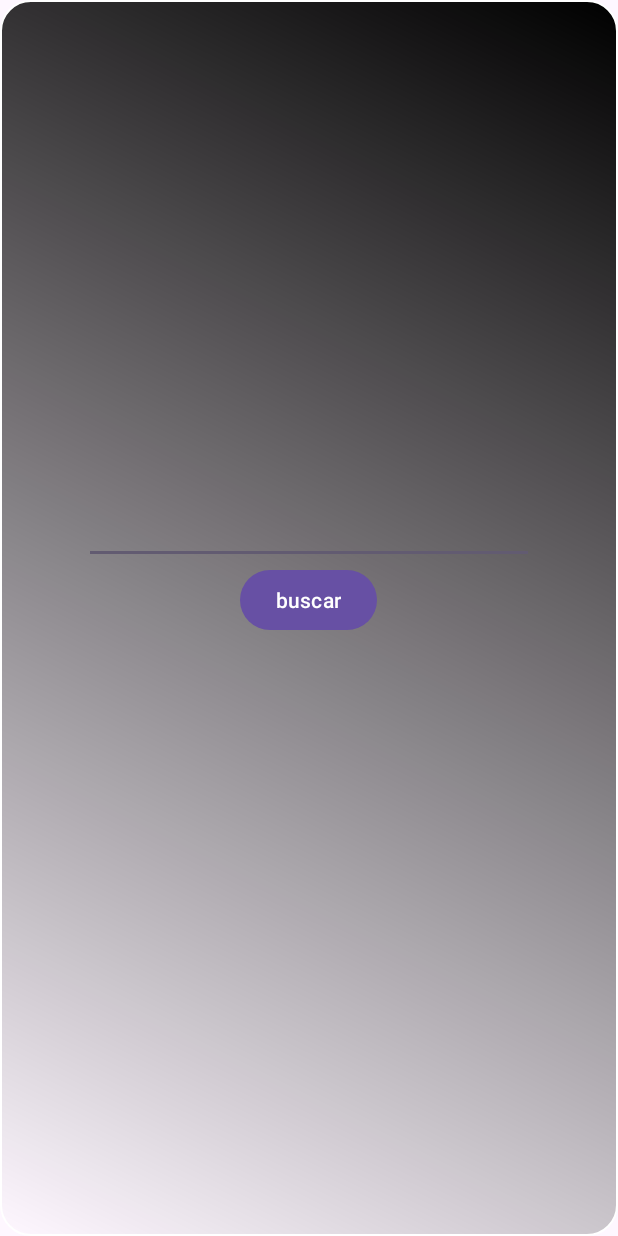
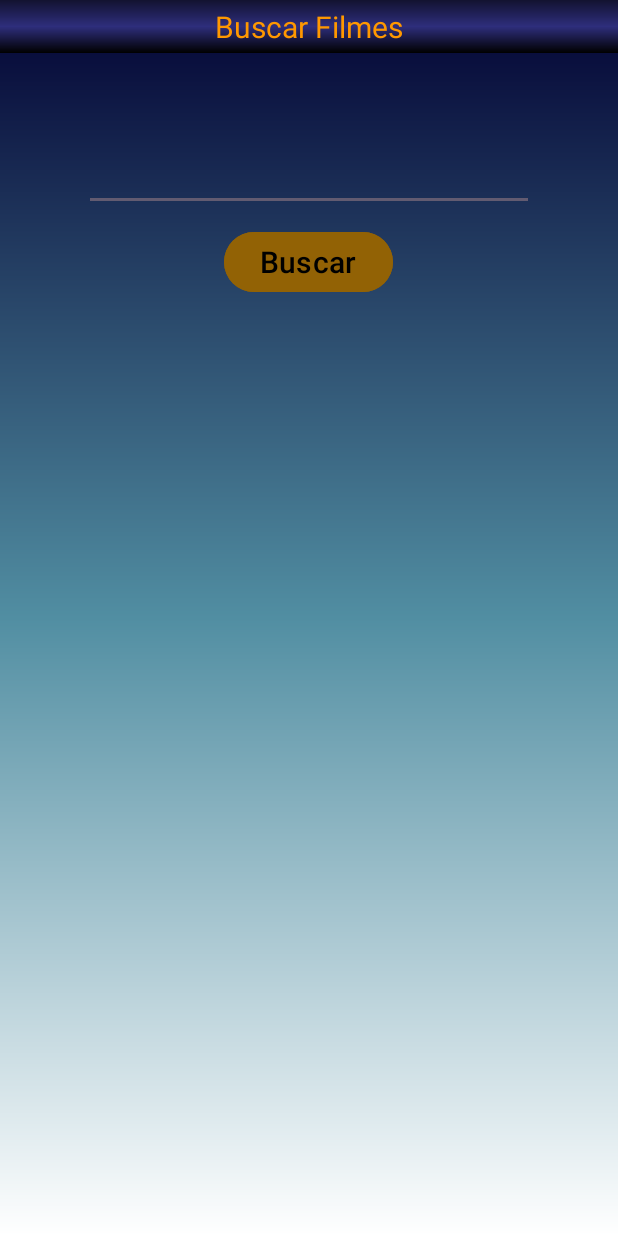
Before and after one commit to saviokane/Project_Movie, an Android app: the FilmesSearchMainActivity screen opened directly, with no data from a screen before it, on a phone screen of 412 x 824 dp. Run offline under Robolectric (Android 15) with nearby library versions, the phone set to English and light mode, and no system bars; 2 statements that could not run were skipped.

Commit message:
alteracao de algumas coisas

```diff
--- a/app/build.gradle.kts
+++ b/app/build.gradle.kts
@@ -15,6 +15,7 @@ android {
         minSdk = 19
         targetSdk = 33
         versionCode = 1
+        multiDexEnabled = true
         versionName = "1.0"
 
         testInstrumentationRunner = "androidx.test.runner.AndroidJUnitRunner"
@@ -46,7 +47,6 @@ dependencies {
     implementation("com.google.firebase:firebase-auth-ktx")
     implementation(platform("com.google.firebase:firebase-bom:32.3.1"))
     implementation ("com.google.firebase:firebase-firestore-ktx")
-
     implementation ("com.github.bumptech.glide:glide:4.12.0")
     annotationProcessor ("com.github.bumptech.glide:compiler:4.12.0")
     implementation("androidx.core:core-ktx:1.9.0")
--- /dev/null
+++ b/app/src/main/res/drawable/search.xml
@@ -0,0 +1,8 @@
+<?xml version="1.0" encoding="utf-8"?>
+<shape xmlns:android="http://schemas.android.com/apk/res/android">
+    <gradient
+            android:startColor="#020233"
+            android:centerColor="#518EA2"
+            android:endColor="@color/white"
+            android:angle="230"></gradient>
+</shape>
--- a/app/src/main/res/layout/activity_filmes_search_main.xml
+++ b/app/src/main/res/layout/activity_filmes_search_main.xml
@@ -6,28 +6,52 @@
         android:layout_width="match_parent"
         android:layout_height="match_parent"
         android:orientation="vertical"
-        android:background="@drawable/button"
-        android:gravity="center"
+        android:background="@drawable/search"
         tools:context="com.maxpayneman.project_movie.View.FilmesSearchMainActivity">
 
+    <LinearLayout
+            android:layout_width="match_parent"
+            android:layout_height="wrap_content"
+            android:layout_gravity="center"
+            android:gravity="start">
+    <TextView
+            android:id="@+id/textView"
+            android:layout_width="match_parent"
+            android:layout_height="35dp"
+            android:text="Buscar Filmes"
+            android:textSize="20dp"
+            android:gravity="center"
+            android:textColor="#FF9800"
+            android:background="@drawable/background"
+            android:layout_marginTop="0dp"
+    >
+
+    </TextView>
+
+    </LinearLayout>
     <EditText
             android:id="@+id/edit_filme_name"
             android:layout_marginTop="50dp"
             android:layout_width="300dp"
+            android:textColor="#D38000"
+            android:layout_gravity="center"
+            android:gravity="center"
+            android:textSize="25dp"
             android:layout_height="wrap_content"/>
 
     <Button
+
             android:id="@+id/buscar_filme"
             android:layout_width="wrap_content"
             android:layout_height="wrap_content"
-    android:text="buscar">
-
-    </Button>
-
-    <TextView
-            android:id="@+id/textview"
-            android:layout_width="wrap_content"
-            android:layout_height="wrap_content"/>
+            android:gravity="center"
+            android:layout_gravity="center"
+            android:text="Buscar"
+            android:textColor="@color/black"
+            android:layout_marginTop="10dp"
+            android:textSize="20dp"
+            android:backgroundTint="#926205"
+            />
 
     <LinearLayout
             android:layout_width="wrap_content"
@@ -37,7 +61,6 @@
                 android:id="@+id/imgview"
                 android:layout_width="wrap_content"
                 android:layout_height="wrap_content"
-
                    ></ImageView>
 
         <ListView
@@ -57,7 +80,9 @@
                 android:id="@+id/imagem_filme"
                 android:layout_width="100dp"
                 android:layout_height="100dp"
-                android:scaleType="centerCrop" />
+                android:scaleType="centerCrop"
+
+        />
 
     </LinearLayout>
 
--- a/app/src/main/res/layout/activity_logado_main2.xml
+++ b/app/src/main/res/layout/activity_logado_main2.xml
@@ -6,15 +6,14 @@
     android:layout_height="match_parent"
     android:orientation="vertical"
     android:gravity="center"
-    android:background="@color/black"
-    android:backgroundTint="#59153A"
+    android:background="@drawable/background"
     tools:context="com.maxpayneman.project_movie.View.LogadoMainActivity2">
 
     <TextView
         android:layout_width="wrap_content"
         android:layout_height="wrap_content"
         android:textSize="30dp"
-        android:textColor="#BECC00"
+        android:textColor="#FF6700"
         android:text="==Logado com sucesso=="
         ></TextView>
 
--- a/app/src/main/res/layout/activity_main.xml
+++ b/app/src/main/res/layout/activity_main.xml
@@ -18,10 +18,10 @@
 
 
     <EditText
-        android:id="@+id/user"
+        android:id="@+id/email"
         style="@style/edit_text"
         android:drawableRight="@drawable/ic_user"
-        android:hint="Usuario">
+        android:hint="E-mail">
 
     </EditText>
 
--- a/app/src/main/res/values/colors.xml
+++ b/app/src/main/res/values/colors.xml
@@ -7,4 +7,5 @@
     <color name="blue">#2e2e7c</color>
     <color name="light_blue">#ADD8E6</color>
     <color name="dark_blue">#000080</color>
+    <color name="red">#FF0000</color>
 </resources>
```
Also changed, not shown: app/src/main/java/com/maxpayneman/project_movie/View/CadastroMainActivity.kt (+12 -19 lines), app/src/main/java/com/maxpayneman/project_movie/View/LoginMainActivity.kt (+16 -7 lines).
